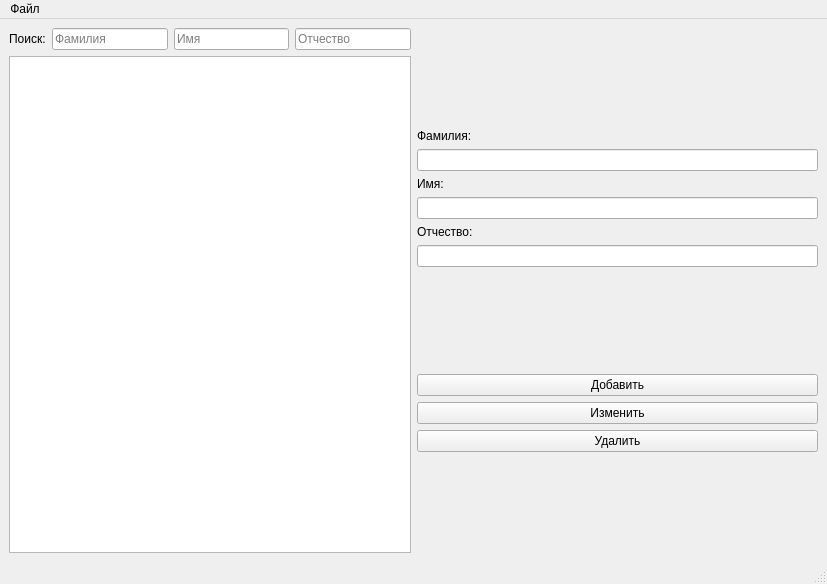
This is patientfilewindow.ui in Shevikina/patient-file as Qt 5 draws it before an edit. The edited form follows.
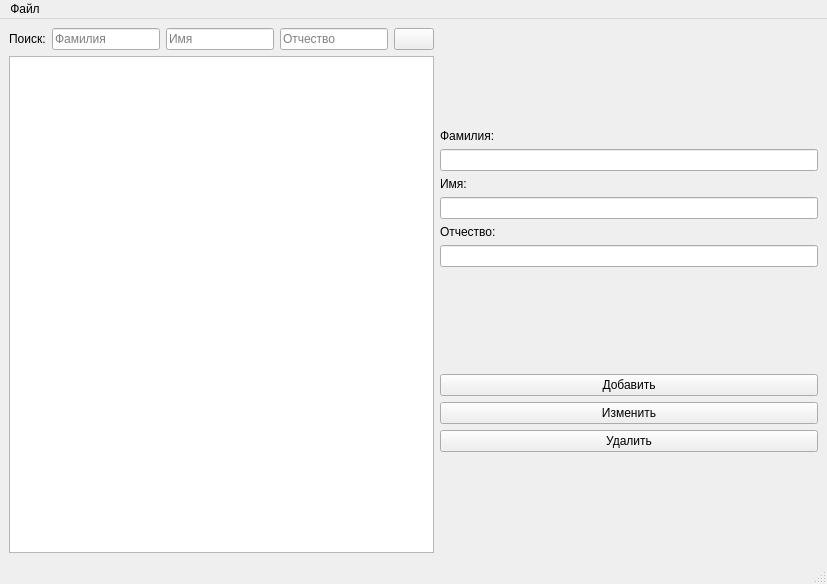
This is the edited form.

```diff
--- a/patientfilewindow.ui
+++ b/patientfilewindow.ui
@@ -61,6 +61,13 @@
             </property>
            </widget>
           </item>
+          <item>
+           <widget class="QPushButton" name="reset_button">
+            <property name="text">
+             <string/>
+            </property>
+           </widget>
+          </item>
          </layout>
         </item>
         <item>
```
